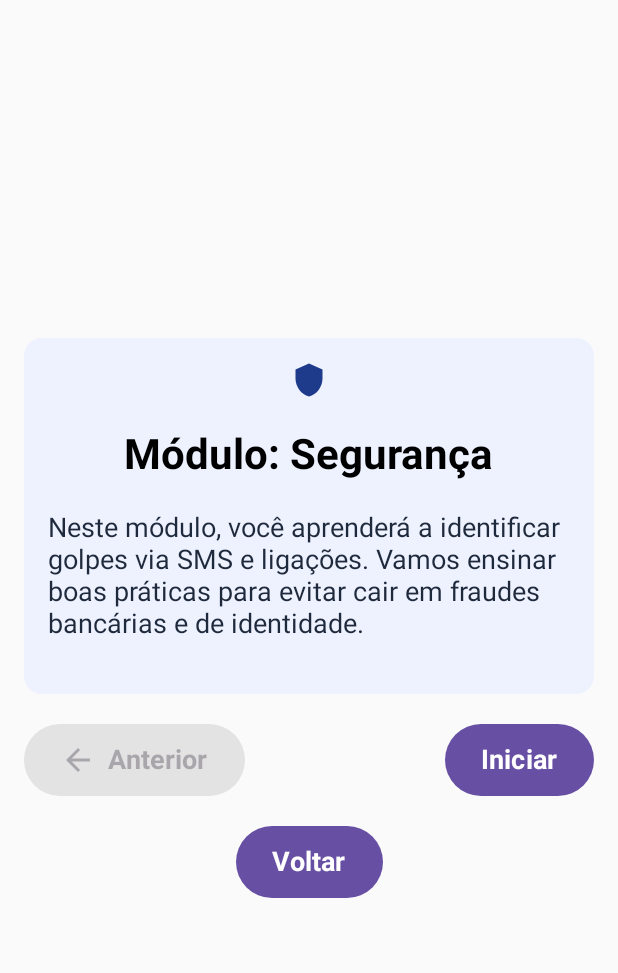
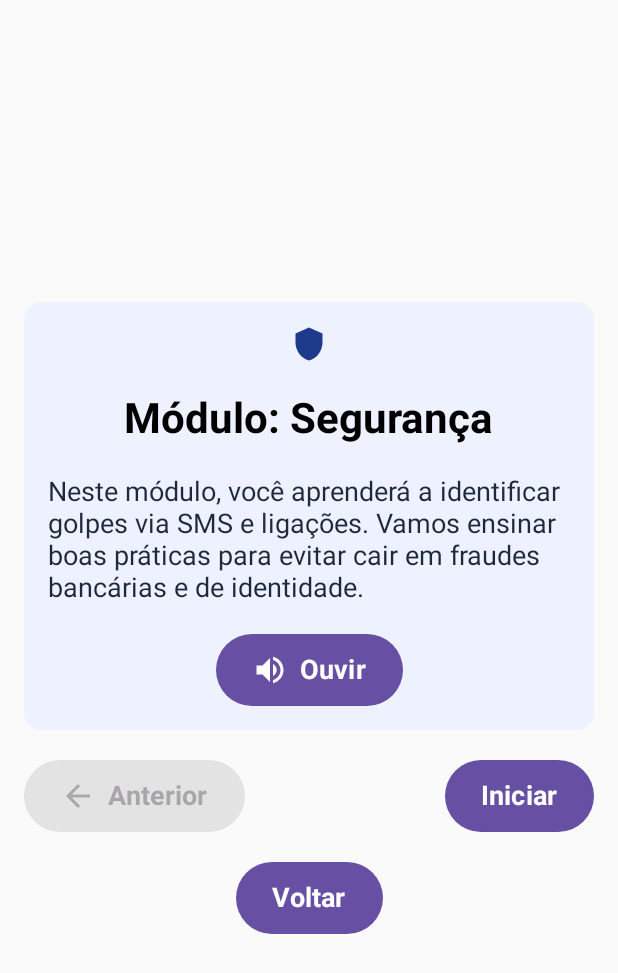
Before and after one commit to LuanBSPinheiro/AlfaSenior, an Android app built with Jetpack Compose: the SafetyScreen screen opened through its navigation route, on a phone screen of 412 x 824 dp. Shown: the top 973 px of the screen. Run offline under Robolectric (Android 15) with nearby library versions, the phone set to English and light mode, and no system bars.

Commit message:
Feat: Implement TTS button to the screens

```diff
--- a/app/src/main/java/com/triplealfa/alfasenior/MainActivity.kt
+++ b/app/src/main/java/com/triplealfa/alfasenior/MainActivity.kt
@@ -4,6 +4,7 @@ import android.os.Bundle
 import androidx.activity.ComponentActivity
 import androidx.activity.compose.setContent
 import androidx.compose.runtime.Composable
+import androidx.compose.ui.platform.LocalContext
 import androidx.compose.ui.tooling.preview.Preview
 import androidx.navigation.compose.rememberNavController
 import androidx.navigation.compose.NavHost
@@ -28,17 +29,18 @@ class MainActivity : ComponentActivity() {
 @Composable
 fun AlfaSeniorApp() {
     val navController = rememberNavController()
+    val context = LocalContext.current
 
     NavHost(navController = navController, startDestination = "home") {
         composable("home") { HomeScreen(navController) }
         composable("module/{moduleName}") { backStackEntry ->
             ModuleScreen(navController, backStackEntry.arguments?.getString("moduleName") ?: "")
         }
-        composable("help") { AboutScreen(navController) }
-        composable("module/phone") { PhoneScreen(navController) }
-        composable("module/internet") { InternetScreen(navController) }
-        composable("module/safety") { SafetyScreen(navController) }
-        composable("module/whatsapp") { WhatsAppScreen(navController) }
+        composable("about") { AboutScreen(navController) }
+        composable("module/phone") { PhoneScreen(navController, context) }
+        composable("module/internet") { InternetScreen(navController, context) }
+        composable("module/safety") { SafetyScreen(navController, context) }
+        composable("module/whatsapp") { WhatsAppScreen(navController, context) }
     }
 }
 
--- a/app/src/main/java/com/triplealfa/alfasenior/ui/screens/HomeScreen.kt
+++ b/app/src/main/java/com/triplealfa/alfasenior/ui/screens/HomeScreen.kt
@@ -24,7 +24,6 @@ import androidx.compose.ui.Modifier
 import androidx.compose.ui.res.stringResource
 import androidx.compose.ui.text.font.FontWeight
 import androidx.compose.ui.tooling.preview.Preview
-import androidx.compose.ui.unit.dp
 import androidx.navigation.NavController
 import androidx.navigation.compose.rememberNavController
 import com.triplealfa.alfasenior.R
@@ -65,9 +64,9 @@ fun HomeScreen(navController: NavController) {
             onClick = { navController.navigate("module/safety") }
         )
         ButtonWithIcon(
-            text = stringResource(R.string.help),
+            text = stringResource(R.string.about),
             icon = Icons.AutoMirrored.Outlined.Help,
-            onClick = { navController.navigate("help") }
+            onClick = { navController.navigate("about") }
         )
     }
 }
--- a/app/src/main/java/com/triplealfa/alfasenior/ui/screens/SafetyScreen.kt
+++ b/app/src/main/java/com/triplealfa/alfasenior/ui/screens/SafetyScreen.kt
@@ -1,5 +1,6 @@
 package com.triplealfa.alfasenior.ui.screens
 
+import android.content.Context
 import androidx.compose.foundation.layout.Arrangement
 import androidx.compose.foundation.layout.Column
 import androidx.compose.foundation.layout.Row
@@ -12,6 +13,7 @@ import androidx.compose.foundation.layout.width
 import androidx.compose.foundation.shape.RoundedCornerShape
 import androidx.compose.material.icons.Icons
 import androidx.compose.material.icons.automirrored.filled.ArrowBack
+import androidx.compose.material.icons.automirrored.filled.VolumeUp
 import androidx.compose.material.icons.filled.Shield
 import androidx.compose.material3.Button
 import androidx.compose.material3.Card
@@ -34,10 +36,12 @@ import androidx.navigation.NavController
 import androidx.navigation.compose.rememberNavController
 import com.triplealfa.alfasenior.R
 import com.triplealfa.alfasenior.ui.constants.Dimens
+import com.triplealfa.alfasenior.utils.TextToSpeechManager
 
 @Composable
-fun SafetyScreen(navController: NavController) {
+fun SafetyScreen(navController: NavController, context: Context) {
     var step by remember { mutableIntStateOf(-1) }
+    val ttsManager = remember { TextToSpeechManager(context) }
 
     val introText =
         stringResource(R.string.safety_intro)
@@ -49,6 +53,8 @@ fun SafetyScreen(navController: NavController) {
         stringResource(R.string.fourth_step_safety),
         stringResource(R.string.fifth_step_safety)
     )
+
+    val currentText = if (step == -1) introText else steps[step]
 
     Column(
         modifier = Modifier
@@ -78,11 +84,26 @@ fun SafetyScreen(navController: NavController) {
                 )
                 Spacer(modifier = Modifier.height(Dimens.SpacerHeight))
                 Text(
-                    text = if (step == -1) introText else steps[step],
+                    text = currentText,
                     fontSize = Dimens.ButtonFontSize,
                     color = Color(0xFF1E293B)
                 )
                 Spacer(modifier = Modifier.height(Dimens.SpacerHeight))
+                Button(
+                    onClick = { ttsManager.speak(currentText) },
+                    modifier = Modifier.height(Dimens.ButtonHeight)
+                ) {
+                    Icon(
+                        imageVector = Icons.AutoMirrored.Filled.VolumeUp,
+                        contentDescription = stringResource(R.string.listen)
+                    )
+                    Spacer(modifier = Modifier.width(Dimens.SpacerWidth))
+                    Text(
+                        text = stringResource(R.string.listen),
+                        fontSize = Dimens.ButtonFontSize,
+                        fontWeight = FontWeight.Bold
+                    )
+                }
             }
         }
 
@@ -94,13 +115,16 @@ fun SafetyScreen(navController: NavController) {
         ) {
             Button(
                 modifier = Modifier.height(Dimens.ButtonHeight),
-                onClick = { if (step > -1) step-- },
+                onClick = { ttsManager.stop(); if (step > -1) step-- },
                 enabled = step > -1
             ) {
-                Icon(imageVector = Icons.AutoMirrored.Filled.ArrowBack, contentDescription = stringResource(R.string.previous))
+                Icon(
+                    imageVector = Icons.AutoMirrored.Filled.ArrowBack,
+                    contentDescription = stringResource(R.string.previous)
+                )
                 Spacer(modifier = Modifier.width(Dimens.SpacerWidth))
                 Text(
-                    text = stringResource(R.string.previous),
+                    text = stringResource(id = R.string.previous),
                     fontSize = Dimens.ButtonFontSize,
                     fontWeight = FontWeight.Bold
                 )
@@ -108,11 +132,11 @@ fun SafetyScreen(navController: NavController) {
 
             Button(
                 modifier = Modifier.height(Dimens.ButtonHeight),
-                onClick = { if (step < steps.size - 1) step++ },
+                onClick = { ttsManager.stop(); if (step < steps.size - 1) step++ },
                 enabled = step < steps.size - 1
             ) {
                 Text(
-                    if (step == -1) stringResource(R.string.start) else stringResource(R.string.next),
+                    if (step == -1) stringResource(id = R.string.start) else stringResource(id = R.string.next),
                     fontSize = Dimens.ButtonFontSize,
                     fontWeight = FontWeight.Bold
                 )
@@ -121,8 +145,12 @@ fun SafetyScreen(navController: NavController) {
         Spacer(modifier = Modifier.height(Dimens.SpacerHeight))
         Button(
             modifier = Modifier.height(Dimens.ButtonHeight),
-            onClick = { navController.popBackStack() }) {
-            Text(text = stringResource(R.string.back), fontSize = Dimens.ButtonFontSize, fontWeight = FontWeight.Bold)
+            onClick = { ttsManager.stop(); navController.popBackStack() }) {
+            Text(
+                text = stringResource(id = R.string.back),
+                fontSize = Dimens.ButtonFontSize,
+                fontWeight = FontWeight.Bold
+            )
         }
     }
 }
@@ -130,5 +158,8 @@ fun SafetyScreen(navController: NavController) {
 @Preview(showBackground = true)
 @Composable
 fun SafetyScreenPreview() {
-    SafetyScreen(navController = rememberNavController())
+    SafetyScreen(
+        navController = rememberNavController(),
+        context = androidx.compose.ui.platform.LocalContext.current
+    )
 }
--- a/app/src/main/res/values/strings.xml
+++ b/app/src/main/res/values/strings.xml
@@ -42,4 +42,6 @@
     <string name="fifth_step_internet">5. Para maior segurança, mantenha seu navegador e aplicativos sempre atualizados.</string>
     <string name="internet">Internet</string>
     <string name="module_internet">Módulo: Internet</string>
+    <string name="listen">Ouvir</string>
+    <string name="about">Sobre</string>
 </resources>
```
Also changed, not shown: app/src/main/java/com/triplealfa/alfasenior/ui/screens/InternetScreen.kt (+30 -6 lines), app/src/main/java/com/triplealfa/alfasenior/ui/screens/PhoneScreen.kt (+32 -8 lines), app/src/main/java/com/triplealfa/alfasenior/ui/screens/WhatsAppScreen.kt (+30 -6 lines).
